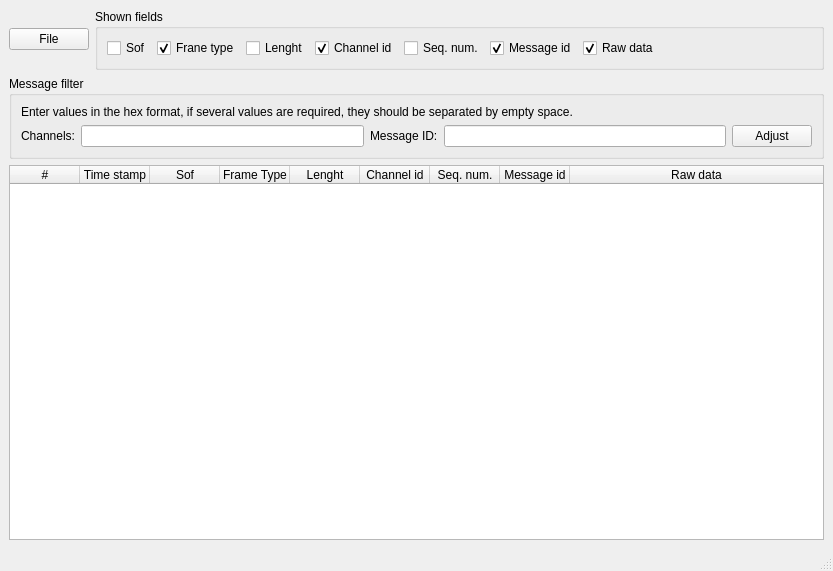
Before: the Qt Designer form mainwindow.ui in nekolyshe/rstp_parser, drawn with Qt 5.
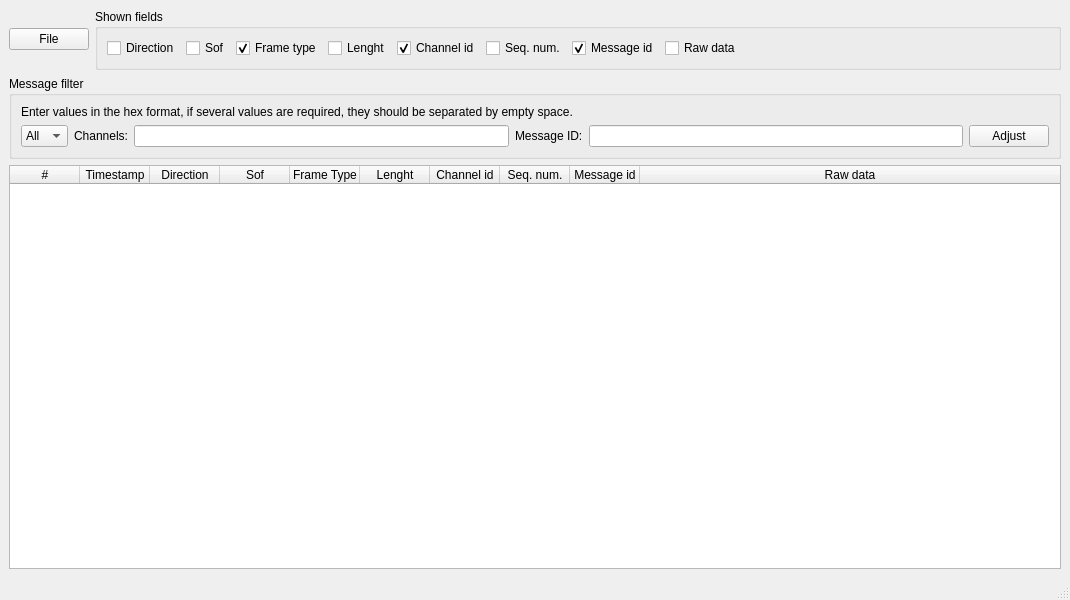
After: the same form once the commit is applied.

Commit message: added direction options.

Patch:
```diff
--- a/mainwindow.ui
+++ b/mainwindow.ui
@@ -6,8 +6,8 @@
    <rect>
     <x>0</x>
     <y>0</y>
-    <width>833</width>
-    <height>571</height>
+    <width>1070</width>
+    <height>600</height>
    </rect>
   </property>
   <property name="windowTitle">
@@ -35,6 +35,13 @@
            <bool>false</bool>
           </property>
           <layout class="QHBoxLayout" name="horizontalLayout_2">
+           <item>
+            <widget class="QCheckBox" name="checkBox_Direction">
+             <property name="text">
+              <string>Direction</string>
+             </property>
+            </widget>
+           </item>
            <item>
             <widget class="QCheckBox" name="checkBox_sof">
              <property name="enabled">
@@ -51,7 +58,7 @@
            <item>
             <widget class="QCheckBox" name="checkBox_frameType">
              <property name="text">
-              <string>Frane type</string>
+              <string>Frame type</string>
              </property>
              <property name="checked">
               <bool>true</bool>
@@ -106,11 +113,14 @@
            </item>
            <item>
             <widget class="QCheckBox" name="checkBox_payload">
+             <property name="enabled">
+              <bool>true</bool>
+             </property>
              <property name="text">
               <string>Raw data</string>
              </property>
              <property name="checked">
-              <bool>true</bool>
+              <bool>false</bool>
              </property>
             </widget>
            </item>
@@ -151,6 +161,31 @@
          </item>
          <item>
           <layout class="QHBoxLayout" name="horizontalLayout">
+           <item>
+            <widget class="QComboBox" name="comboBox">
+             <property name="sizePolicy">
+              <sizepolicy hsizetype="Fixed" vsizetype="Fixed">
+               <horstretch>0</horstretch>
+               <verstretch>0</verstretch>
+              </sizepolicy>
+             </property>
+             <item>
+              <property name="text">
+               <string>All</string>
+              </property>
+             </item>
+             <item>
+              <property name="text">
+               <string>RX</string>
+              </property>
+             </item>
+             <item>
+              <property name="text">
+               <string>TX</string>
+              </property>
+             </item>
+            </widget>
+           </item>
            <item>
             <widget class="QLabel" name="labelFilterChannels">
              <property name="text">
@@ -213,7 +248,7 @@
        <bool>true</bool>
       </property>
       <property name="columnCount">
-       <number>9</number>
+       <number>10</number>
       </property>
       <attribute name="horizontalHeaderCascadingSectionResizes">
        <bool>false</bool>
@@ -234,49 +269,36 @@
        <property name="text">
         <string>#</string>
        </property>
-       <property name="textAlignment">
-        <set>AlignCenter</set>
-       </property>
       </column>
       <column>
        <property name="text">
-        <string>Time stamp</string>
+        <string>Timestamp</string>
        </property>
-       <property name="textAlignment">
-        <set>AlignCenter</set>
+      </column>
+      <column>
+       <property name="text">
+        <string>Direction</string>
        </property>
       </column>
       <column>
        <property name="text">
         <string>Sof</string>
        </property>
-       <property name="textAlignment">
-        <set>AlignCenter</set>
-       </property>
       </column>
       <column>
        <property name="text">
         <string>Frame Type</string>
        </property>
-       <property name="textAlignment">
-        <set>AlignCenter</set>
-       </property>
       </column>
       <column>
        <property name="text">
         <string>Lenght</string>
        </property>
-       <property name="textAlignment">
-        <set>AlignCenter</set>
-       </property>
       </column>
       <column>
        <property name="text">
         <string>Channel id</string>
        </property>
-       <property name="textAlignment">
-        <set>AlignCenter</set>
-       </property>
       </column>
       <column>
        <property name="text">
@@ -284,30 +306,20 @@
        </property>
        <property name="font">
         <font>
-         <weight>50</weight>
          <bold>false</bold>
          <kerning>true</kerning>
         </font>
        </property>
-       <property name="textAlignment">
-        <set>AlignCenter</set>
-       </property>
       </column>
       <column>
        <property name="text">
         <string>Message id</string>
        </property>
-       <property name="textAlignment">
-        <set>AlignCenter</set>
-       </property>
       </column>
       <column>
        <property name="text">
         <string>Raw data</string>
        </property>
-       <property name="textAlignment">
-        <set>AlignCenter</set>
-       </property>
       </column>
      </widget>
     </item>
```
The commit also changes 6 other files.
